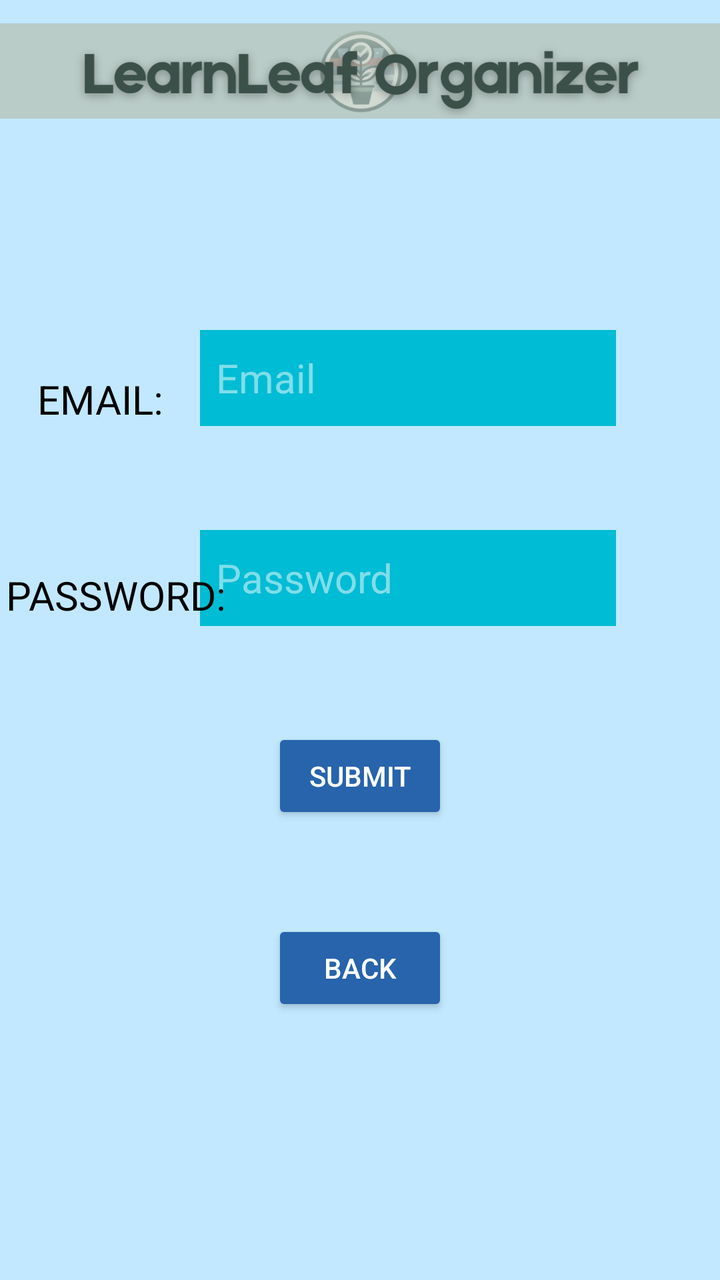
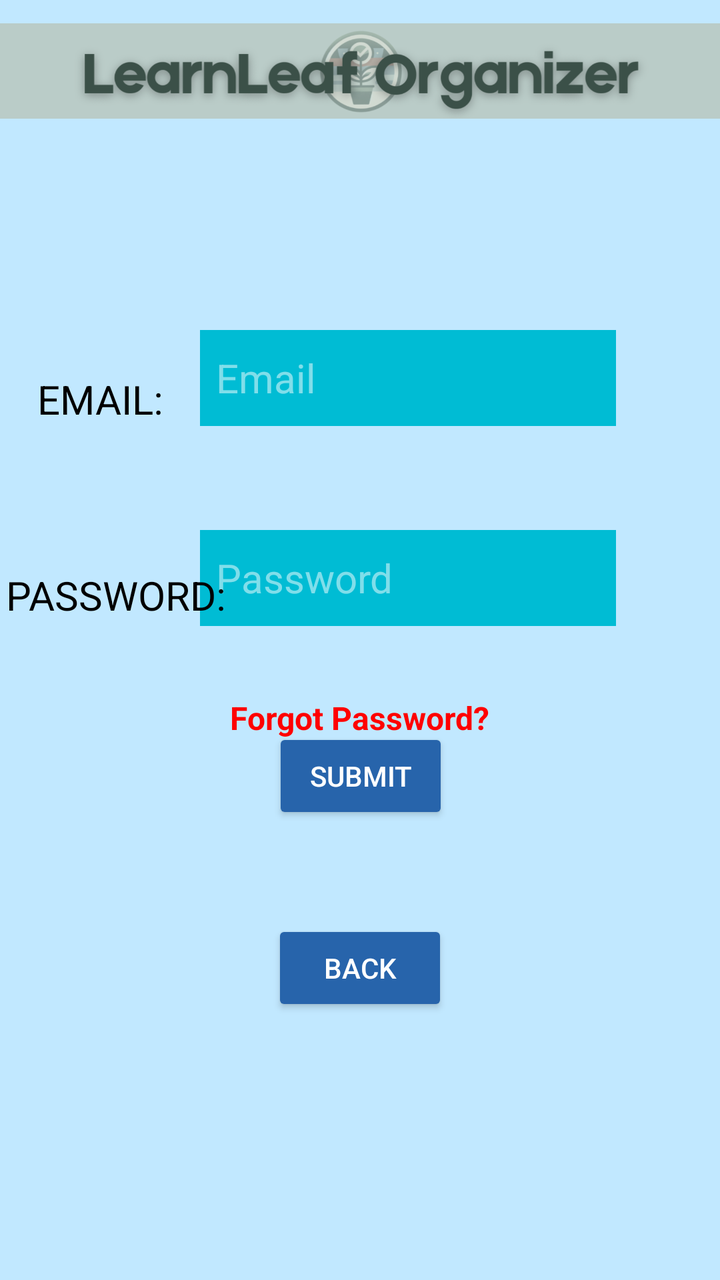

Two renders of the same Android screen: before a commit and after it. Below are the layout's source before the change and the commit's diff.
<!-- AndroidManifest.xml: application theme Theme.Design.Light.NoActionBar -->
<!-- res/layout/login.xml -->
<?xml version="1.0" encoding="utf-8"?>
<androidx.constraintlayout.widget.ConstraintLayout xmlns:android="http://schemas.android.com/apk/res/android"
    xmlns:app="http://schemas.android.com/apk/res-auto"
    xmlns:tools="http://schemas.android.com/tools"
    android:layout_width="match_parent"
    android:layout_height="match_parent"
    android:background="@color/material_dynamic_primary90"
    tools:context=".Login">


    <ImageView
        android:id="@+id/imageView"
        android:layout_width="389dp"
        android:layout_height="71dp"
        app:layout_constraintEnd_toEndOf="parent"
        app:layout_constraintStart_toStartOf="parent"
        app:layout_constraintTop_toTopOf="parent"
        app:srcCompat="@drawable/banner_logo" />

    <Button
        android:id="@+id/submit"
        android:layout_width="wrap_content"
        android:layout_height="wrap_content"
        android:layout_marginBottom="48dp"
        android:text="@string/submit"
        android:textColor="@color/white"
        app:backgroundTint="#2764AB"
        app:layout_constraintBottom_toTopOf="@+id/back"
        app:layout_constraintEnd_toEndOf="parent"
        app:layout_constraintStart_toStartOf="parent" />

    <Button
        android:id="@+id/back"
        android:layout_width="wrap_content"
        android:layout_height="wrap_content"
        android:layout_marginBottom="132dp"
        android:text="@string/back"
        android:textColor="@color/white"
        app:backgroundTint="#2764AB"
        app:layout_constraintBottom_toBottomOf="parent"
        app:layout_constraintEnd_toEndOf="parent"
        app:layout_constraintStart_toStartOf="parent" />

    <EditText
        android:id="@+id/password"
        android:layout_width="208dp"
        android:layout_height="48dp"
        android:layout_marginTop="52dp"
        android:layout_marginEnd="52dp"
        android:background="#00BCD4"
        android:hint="@string/password"
        android:inputType="textPassword"
        android:paddingStart="8dp"
        android:paddingEnd="8dp"
        android:textColor="@color/white"
        android:textColorHint="#80FFFFFF"
        android:textSize="20sp"
        app:layout_constraintEnd_toEndOf="parent"
        app:layout_constraintTop_toBottomOf="@+id/email"
        tools:ignore="Autofill,TextContrastCheck" />

    <TextView
        android:id="@+id/textView2"
        android:layout_width="wrap_content"
        android:layout_height="wrap_content"
        android:text="@string/email2"
        android:textColor="@color/black"
        android:textSize="20sp"
        app:layout_constraintBottom_toBottomOf="@+id/email"
        app:layout_constraintEnd_toStartOf="@+id/email"
        app:layout_constraintStart_toStartOf="parent"
        app:textAllCaps="true" />

    <TextView
        android:id="@+id/textView"
        android:layout_width="wrap_content"
        android:layout_height="wrap_content"
        android:layout_marginStart="16dp"
        android:layout_marginTop="48dp"
        android:layout_marginBottom="2dp"
        android:text="@string/password2"
        android:textColor="@color/black"
        android:textSize="20sp"
        app:layout_constraintBottom_toBottomOf="@+id/password"
        app:layout_constraintEnd_toStartOf="@+id/password"
        app:layout_constraintStart_toStartOf="parent"
        app:layout_constraintTop_toBottomOf="@+id/textView2"
        app:layout_constraintVertical_bias="1.0"
        app:textAllCaps="true" />

    <EditText
        android:id="@+id/email"
        android:layout_width="208dp"
        android:layout_height="48dp"
        android:layout_marginTop="165dp"
        android:layout_marginEnd="52dp"
        android:background="#00BCD4"
        android:hint="@string/email"
        android:inputType="textEmailAddress"
        android:paddingStart="8dp"
        android:paddingEnd="8dp"
        android:textColor="@color/white"
        android:textColorHint="#80FFFFFF"
        android:textSize="20sp"
        app:layout_constraintEnd_toEndOf="parent"
        app:layout_constraintTop_toTopOf="parent"
        tools:ignore="Autofill,TextContrastCheck" />


</androidx.constraintlayout.widget.ConstraintLayout>
<!-- resources referenced by this layout -->
<resources>
  <color name="black">#FF000000</color>
  <color name="white">#FFFFFFFF</color>
  <!-- drawable banner_logo: png bitmap (drawable, 174742 bytes) -->
  <string name="back">Back</string>
  <string name="email">Email</string>
  <string name="email2">Email:</string>
  <string name="password">Password</string>
  <string name="password2">Password:</string>
  <string name="submit">Submit</string>
</resources>

<!-- the commit's change to res/layout/login.xml (unified diff, before → after) -->
@@ -27,7 +27,10 @@
         app:backgroundTint="#2764AB"
         app:layout_constraintBottom_toTopOf="@+id/back"
         app:layout_constraintEnd_toEndOf="parent"
-        app:layout_constraintStart_toStartOf="parent" />
+        app:layout_constraintHorizontal_bias="0.501"
+        app:layout_constraintStart_toStartOf="parent"
+        app:layout_constraintTop_toBottomOf="@+id/fgPassword"
+        app:layout_constraintVertical_bias="1.0" />
 
     <Button
         android:id="@+id/back"
@@ -106,5 +109,18 @@
         app:layout_constraintTop_toTopOf="parent"
         tools:ignore="Autofill,TextContrastCheck" />
 
+    <TextView
+        android:id="@+id/fgPassword"
+        android:layout_width="wrap_content"
+        android:layout_height="wrap_content"
+        android:layout_marginTop="35dp"
+        android:text="Forgot Password?"
+        android:textColor="#FF0000"
+        android:textSize="16sp"
+        android:textStyle="bold"
+        app:layout_constraintEnd_toEndOf="parent"
+        app:layout_constraintStart_toStartOf="parent"
+        app:layout_constraintTop_toBottomOf="@+id/password" />
+
 
 </androidx.constraintlayout.widget.ConstraintLayout>
